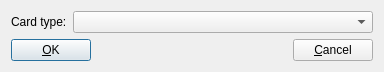
Old version of the form mnemosyne/mnemosyne/pyqt_ui/change_card_type_dlg.ui in the repository mnemosyne-proj/mnemosyne.
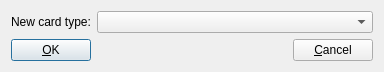
New version of the form.

```diff
--- a/mnemosyne/mnemosyne/pyqt_ui/change_card_type_dlg.ui
+++ b/mnemosyne/mnemosyne/pyqt_ui/change_card_type_dlg.ui
@@ -21,7 +21,7 @@
        <item>
         <widget class="QLabel" name="label">
          <property name="text">
-          <string>Card type:</string>
+          <string>New card type:</string>
          </property>
         </widget>
        </item>
```
